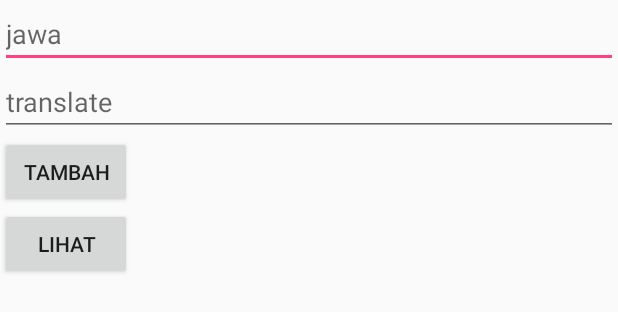
After one commit to aldyrama/pepak-jawa, an Android app: the layout activity_input.xml on its own in the app's theme, with its tools: preview values and no code run, on a phone screen of 412 x 824 dp. The commit adds this screen. Shown: the top 312 px of the screen. Run offline under Robolectric (Android 15) with nearby library versions, the light colour scheme and no system bars.

Commit message:
Merge branch 'master' of E:\mlkit-android-master\text-recognition\40-mobpro-4004-pepak-jawa with conflicts.

```diff
--- /dev/null
+++ b/app/src/main/res/layout/activity_input.xml
@@ -0,0 +1,31 @@
+<?xml version="1.0" encoding="utf-8"?>
+<LinearLayout xmlns:android="http://schemas.android.com/apk/res/android"
+    xmlns:app="http://schemas.android.com/apk/res-auto"
+    xmlns:tools="http://schemas.android.com/tools"
+    android:layout_width="match_parent"
+    android:layout_height="match_parent"
+    tools:context=".InputActivity"
+    android:orientation="vertical">
+
+    <EditText
+        android:id="@+id/jawa"
+        android:layout_width="match_parent"
+        android:layout_height="wrap_content"
+        android:hint="jawa"/>
+    <EditText
+        android:id="@+id/transalate"
+        android:layout_width="match_parent"
+        android:layout_height="wrap_content"
+        android:hint="translate"/>
+    <Button
+        android:id="@+id/tambah"
+        android:layout_width="wrap_content"
+        android:layout_height="wrap_content"
+        android:text="tambah"/>
+    <Button
+        android:id="@+id/lihat"
+        android:layout_width="wrap_content"
+        android:layout_height="wrap_content"
+        android:text="lihat"/>
+
+</LinearLayout>
--- a/app/src/main/res/layout/activity_main.xml
+++ b/app/src/main/res/layout/activity_main.xml
@@ -22,7 +22,7 @@
             <TextView
                 android:layout_width="match_parent"
                 android:layout_height="260dp"
-                android:background="@drawable/dashboard"
+                android:background="@drawable/banner"
                 android:gravity="bottom"
                 android:paddingBottom="5dp"
                 android:text="PEPAK DASHBOARD"
@@ -349,7 +349,8 @@
                         android:text="Games"
                         android:textAlignment="center"
                         android:textColor="@color/colorWhite"
-                        android:textSize="18sp" />
+                        android:textSize="18sp"
+                        android:onClick="input"/>
 
                 </LinearLayout>
 
```
Also changed, not shown: app/src/main/AndroidManifest.xml (+7 -18 lines), app/src/main/java/org/d3ifcool/pepakjawa/InputActivity.java (added, +114 -0 lines), app/src/main/java/org/d3ifcool/pepakjawa/LihatActivity.java (added, +34 -0 lines), app/src/main/java/org/d3ifcool/pepakjawa/MainActivity.java (+6 -2 lines), app/src/main/res/layout/activity_lihat.xml (added, +9 -0 lines).
